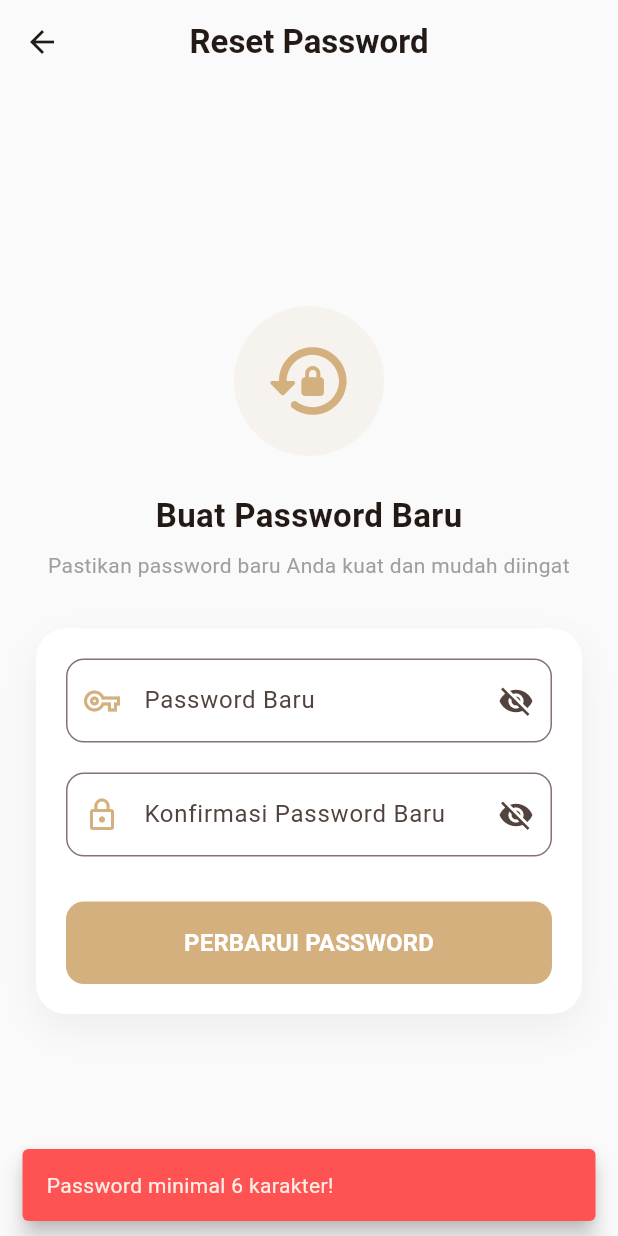
After one commit to justin-rar/karoseri_mobile, a Flutter app: the UpdatePasswordPage screen opened by its route, after a tap on "PERBARUI PASSWORD", on a phone screen of 412 x 824 dp. The commit adds this screen. Run offline on Flutter 3.47's test engine with Material 3 defaults, Android fonts, the phone set to English and light mode, and no system bars; our stand-ins replace carousel_slider, csv, image_picker, pdf, printing, share_plus and 1 more; accounts and stored records are empty; network calls fail.

Commit message:
reset password

```diff
--- /dev/null
+++ b/lib/auth/update_password_page.dart
@@ -0,0 +1,221 @@
+import 'package:flutter/material.dart';
+import 'package:supabase_flutter/supabase_flutter.dart';
+
+class UpdatePasswordPage extends StatefulWidget {
+  const UpdatePasswordPage({super.key});
+
+  @override
+  State<UpdatePasswordPage> createState() => _UpdatePasswordPageState();
+}
+
+class _UpdatePasswordPageState extends State<UpdatePasswordPage> {
+  final newPasswordController = TextEditingController();
+  final confirmPasswordController = TextEditingController();
+
+  bool isLoading = false;
+  bool obscureNew = true;
+  bool obscureConfirm = true;
+
+  // Warna Utama Aplikasi (Senada dengan Login)
+  final Color mainColor = const Color(0xFFD4B07E);
+
+  Future<void> updatePassword() async {
+    final newPass = newPasswordController.text.trim();
+    final confirmPass = confirmPasswordController.text.trim();
+
+    // Validasi
+    if (newPass.length < 6) {
+      _showSnackBar("Password minimal 6 karakter!", Colors.redAccent);
+      return;
+    }
+
+    if (newPass != confirmPass) {
+      _showSnackBar("Konfirmasi password tidak cocok!", Colors.redAccent);
+      return;
+    }
+
+    setState(() => isLoading = true);
+    try {
+      await Supabase.instance.client.auth.updateUser(
+        UserAttributes(password: newPass),
+      );
+
+      if (mounted) {
+        _showSnackBar(
+          "Password berhasil diperbarui! Silakan login ulang.",
+          Colors.green,
+        );
+        // Kembali ke halaman login dan hapus semua tumpukan navigasi
+        Navigator.pushNamedAndRemoveUntil(context, '/', (route) => false);
+      }
+    } catch (e) {
+      if (mounted) _showSnackBar("Error: ${e.toString()}", Colors.redAccent);
+    } finally {
+      if (mounted) setState(() => isLoading = false);
+    }
+  }
+
+  void _showSnackBar(String msg, Color col) {
+    ScaffoldMessenger.of(context).showSnackBar(
+      SnackBar(
+        content: Text(msg),
+        backgroundColor: col,
+        behavior: SnackBarBehavior.floating,
+      ),
+    );
+  }
+
+  @override
+  void dispose() {
+    newPasswordController.dispose();
+    confirmPasswordController.dispose();
+    super.dispose();
+  }
+
+  @override
+  Widget build(BuildContext context) {
+    return Scaffold(
+      backgroundColor: Colors.grey[50],
+      appBar: AppBar(
+        title: const Text(
+          "Reset Password",
+          style: TextStyle(fontWeight: FontWeight.bold),
+        ),
+        backgroundColor: Colors.transparent,
+        elevation: 0,
+        centerTitle: true,
+      ),
+      body: Center(
+        child: SingleChildScrollView(
+          padding: const EdgeInsets.all(24.0),
+          child: Column(
+            mainAxisAlignment: MainAxisAlignment.center,
+            children: [
+              // Icon Header
+              Container(
+                padding: const EdgeInsets.all(20),
+                decoration: BoxDecoration(
+                  color: mainColor.withOpacity(0.1),
+                  shape: BoxShape.circle,
+                ),
+                child: Icon(
+                  Icons.lock_reset_rounded,
+                  size: 60,
+                  color: mainColor,
+                ),
+              ),
+              const SizedBox(height: 24),
+              const Text(
+                "Buat Password Baru",
+                style: TextStyle(fontSize: 22, fontWeight: FontWeight.bold),
+              ),
+              const SizedBox(height: 8),
+              const Text(
+                "Pastikan password baru Anda kuat dan mudah diingat",
+                textAlign: TextAlign.center,
+                style: TextStyle(color: Colors.grey),
+              ),
+              const SizedBox(height: 32),
+
+              // Card Form
+              Container(
+                padding: const EdgeInsets.all(20),
+                decoration: BoxDecoration(
+                  color: Colors.white,
+                  borderRadius: BorderRadius.circular(20),
+                  boxShadow: [
+                    BoxShadow(
+                      color: Colors.black.withOpacity(0.05),
+                      blurRadius: 20,
+                      offset: const Offset(0, 10),
+                    ),
+                  ],
+                ),
+                child: Column(
+                  children: [
+                    // Input Password Baru
+                    TextField(
+                      controller: newPasswordController,
+                      obscureText: obscureNew,
+                      decoration: InputDecoration(
+                        labelText: "Password Baru",
+                        prefixIcon: Icon(
+                          Icons.vpn_key_outlined,
+                          color: mainColor,
+                        ),
+                        suffixIcon: IconButton(
+                          icon: Icon(
+                            obscureNew
+                                ? Icons.visibility_off
+                                : Icons.visibility,
+                          ),
+                          onPressed: () =>
+                              setState(() => obscureNew = !obscureNew),
+                        ),
+                        border: OutlineInputBorder(
+                          borderRadius: BorderRadius.circular(12),
+                        ),
+                      ),
+                    ),
+                    const SizedBox(height: 20),
+
+                    // Input Konfirmasi Password
+                    TextField(
+                      controller: confirmPasswordController,
+                      obscureText: obscureConfirm,
+                      decoration: InputDecoration(
+                        labelText: "Konfirmasi Password Baru",
+                        prefixIcon: Icon(Icons.lock_outline, color: mainColor),
+                        suffixIcon: IconButton(
+                          icon: Icon(
+                            obscureConfirm
+                                ? Icons.visibility_off
+                                : Icons.visibility,
+                          ),
+                          onPressed: () =>
+                              setState(() => obscureConfirm = !obscureConfirm),
+                        ),
+                        border: OutlineInputBorder(
+                          borderRadius: BorderRadius.circular(12),
+                        ),
+                      ),
+                    ),
+                    const SizedBox(height: 30),
+
+                    // Tombol Simpan
+                    SizedBox(
+                      width: double.infinity,
+                      height: 55,
+                      child: ElevatedButton(
+                        onPressed: isLoading ? null : updatePassword,
+                        style: ElevatedButton.styleFrom(
+                          backgroundColor: mainColor,
+                          foregroundColor: Colors.white,
+                          shape: RoundedRectangleBorder(
+                            borderRadius: BorderRadius.circular(12),
+                          ),
+                          elevation: 0,
+                        ),
+                        child: isLoading
+                            ? const CircularProgressIndicator(
+                                color: Colors.white,
+                              )
+                            : const Text(
+                                "PERBARUI PASSWORD",
+                                style: TextStyle(
+                                  fontSize: 16,
+                                  fontWeight: FontWeight.bold,
+                                ),
+                              ),
+                      ),
+                    ),
+                  ],
+                ),
+              ),
+            ],
+          ),
+        ),
+      ),
+    );
+  }
+}
--- a/lib/main.dart
+++ b/lib/main.dart
@@ -1,6 +1,11 @@
 import 'package:flutter/material.dart';
 import 'package:karoseri_mobile/auth/login.dart';
+// Pastikan kamu sudah buat file ini atau sesuaikan namanya
+import 'package:karoseri_mobile/auth/update_password_page.dart';
 import 'package:supabase_flutter/supabase_flutter.dart';
+
+// Key untuk navigasi global
+final navigatorKey = GlobalKey<NavigatorState>();
 
 Future main() async {
   WidgetsFlutterBinding.ensureInitialized();
@@ -14,12 +19,34 @@ Future main() async {
   runApp(const KaroseriApp());
 }
 
-class KaroseriApp extends StatelessWidget {
+class KaroseriApp extends StatefulWidget {
   const KaroseriApp({super.key});
+
+  @override
+  State<KaroseriApp> createState() => _KaroseriAppState();
+}
+
+class _KaroseriAppState extends State<KaroseriApp> {
+  @override
+  void initState() {
+    super.initState();
+
+    // Mendengarkan perubahan status Auth (seperti klik link reset password)
+    Supabase.instance.client.auth.onAuthStateChange.listen((data) {
+      final AuthChangeEvent event = data.event;
+
+      if (event == AuthChangeEvent.passwordRecovery) {
+        // Jika link diklik, arahkan ke halaman Update Password
+        // Pastikan route '/update-password' sudah ada atau gunakan MaterialPageRoute
+        navigatorKey.currentState?.pushNamed('/update-password');
+      }
+    });
+  }
 
   @override
   Widget build(BuildContext context) {
     return MaterialApp(
+      navigatorKey: navigatorKey, // Pasang key di sini
       debugShowCheckedModeBanner: false,
       title: 'Manajemen Karoseri',
       theme: ThemeData(
@@ -28,7 +55,12 @@ class KaroseriApp extends StatelessWidget {
         ),
         useMaterial3: true,
       ),
-      home: const LoginPage(),
+      // Definisikan routes agar navigasi lebih mudah
+      routes: {
+        '/': (context) => const LoginPage(),
+        '/update-password': (context) => const UpdatePasswordPage(),
+      },
+      initialRoute: '/',
     );
   }
 }
```
Also changed, not shown: lib/auth/login.dart (+124 -55 lines), 1 other file.
